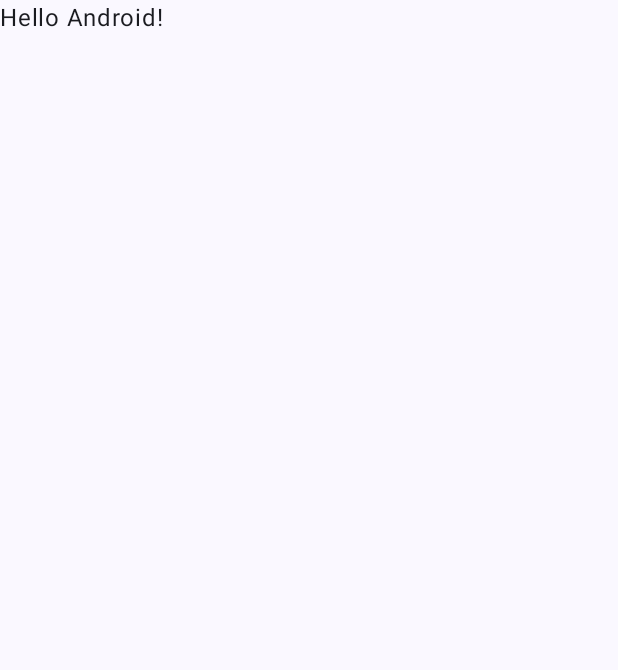
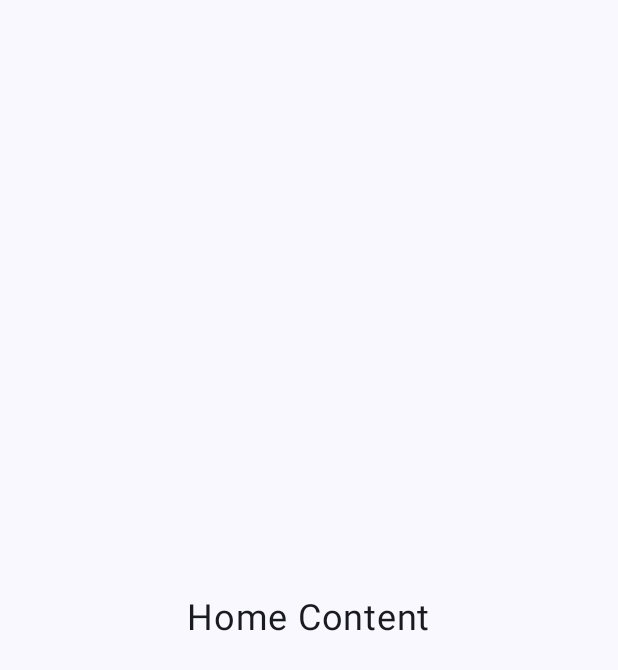
Before and after one commit to aliozdemirao/Radikal, an Android app built with Jetpack Compose: the screen it shows after launch (MainActivity), on a phone screen of 412 x 824 dp. Before the commit the part shown is almost empty. Shown: the top 670 px of the screen. Run offline under Robolectric (Android 15) with nearby library versions, the phone set to English and light mode, and no system bars; our stand-ins replace Dagger/Hilt's generated code.

Commit message:
Create basic navigation graph structure
This commit introduces the basic structure for navigation within the app using Jetpack Compose Navigation.

Key changes:
- Created a `Screen` sealed interface to define serializable navigation destinations: `Home`, `Search`, `Bookmark`, and `Detail`.
- Implemented `NavigationGraph.kt` which sets up the `NavHost` and defines composable routes for each screen.
- Added placeholder composable functions (`HomeScreen`, `SearchScreen`, `BookmarkScreen`, `DetailScreen`) for each destination, each displaying a simple text.
- Integrated the `NavigationGraph` into `MainActivity`, setting `Home` as the start destination.
- Removed the placeholder `Greeting` composable from `MainActivity`.

```diff
--- /dev/null
+++ b/app/src/main/java/com/aliozdemir/radikal/navigation/NavigationGraph.kt
@@ -0,0 +1,49 @@
+package com.aliozdemir.radikal.navigation
+
+import androidx.compose.runtime.Composable
+import androidx.compose.ui.Modifier
+import androidx.navigation.NavHostController
+import androidx.navigation.compose.NavHost
+import androidx.navigation.compose.composable
+import com.aliozdemir.radikal.navigation.Screen.Bookmark
+import com.aliozdemir.radikal.navigation.Screen.Detail
+import com.aliozdemir.radikal.navigation.Screen.Home
+import com.aliozdemir.radikal.navigation.Screen.Search
+import com.aliozdemir.radikal.ui.bookmark.BookmarkScreen
+import com.aliozdemir.radikal.ui.detail.DetailScreen
+import com.aliozdemir.radikal.ui.home.HomeScreen
+import com.aliozdemir.radikal.ui.search.SearchScreen
+
+@Composable
+fun NavigationGraph(
+    navController: NavHostController,
+    startDestination: Screen,
+    modifier: Modifier = Modifier,
+) {
+    NavHost(
+        modifier = modifier,
+        navController = navController,
+        startDestination = startDestination,
+    ) {
+        composable<Home> {
+            HomeScreen(
+
+            )
+        }
+        composable<Search> {
+            SearchScreen(
+
+            )
+        }
+        composable<Bookmark> {
+            BookmarkScreen(
+
+            )
+        }
+        composable<Detail> {
+            DetailScreen(
+
+            )
+        }
+    }
+}
--- /dev/null
+++ b/app/src/main/java/com/aliozdemir/radikal/navigation/Screen.kt
@@ -0,0 +1,17 @@
+package com.aliozdemir.radikal.navigation
+
+import kotlinx.serialization.Serializable
+
+sealed interface Screen {
+    @Serializable
+    data object Home : Screen
+
+    @Serializable
+    data object Search : Screen
+
+    @Serializable
+    data object Bookmark : Screen
+
+    @Serializable
+    data object Detail : Screen
+}
--- a/app/src/main/java/com/aliozdemir/radikal/ui/MainActivity.kt
+++ b/app/src/main/java/com/aliozdemir/radikal/ui/MainActivity.kt
@@ -7,10 +7,10 @@ import androidx.activity.enableEdgeToEdge
 import androidx.compose.foundation.layout.fillMaxSize
 import androidx.compose.foundation.layout.padding
 import androidx.compose.material3.Scaffold
-import androidx.compose.material3.Text
-import androidx.compose.runtime.Composable
 import androidx.compose.ui.Modifier
-import androidx.compose.ui.tooling.preview.Preview
+import androidx.navigation.compose.rememberNavController
+import com.aliozdemir.radikal.navigation.NavigationGraph
+import com.aliozdemir.radikal.navigation.Screen.Home
 import com.aliozdemir.radikal.ui.theme.RadikalTheme
 import dagger.hilt.android.AndroidEntryPoint
 
@@ -21,29 +21,17 @@ class MainActivity : ComponentActivity() {
         enableEdgeToEdge()
         setContent {
             RadikalTheme {
+                val navController = rememberNavController()
+                val startDestination = Home
+
                 Scaffold(modifier = Modifier.fillMaxSize()) { innerPadding ->
-                    Greeting(
-                        name = "Android",
-                        modifier = Modifier.padding(innerPadding)
+                    NavigationGraph(
+                        navController = navController,
+                        startDestination = startDestination,
+                        modifier = Modifier.padding(innerPadding),
                     )
                 }
             }
         }
     }
 }
-
-@Composable
-fun Greeting(name: String, modifier: Modifier = Modifier) {
-    Text(
-        text = "Hello $name!",
-        modifier = modifier
-    )
-}
-
-@Preview(showBackground = true)
-@Composable
-fun GreetingPreview() {
-    RadikalTheme {
-        Greeting("Android")
-    }
-}
--- /dev/null
+++ b/app/src/main/java/com/aliozdemir/radikal/ui/home/HomeScreen.kt
@@ -0,0 +1,38 @@
+package com.aliozdemir.radikal.ui.home
+
+import androidx.compose.foundation.layout.Box
+import androidx.compose.foundation.layout.fillMaxSize
+import androidx.compose.material3.Text
+import androidx.compose.runtime.Composable
+import androidx.compose.ui.Alignment
+import androidx.compose.ui.Modifier
+import androidx.compose.ui.tooling.preview.Preview
+import androidx.compose.ui.unit.sp
+
+@Composable
+fun HomeScreen(
+
+) {
+    HomeContent()
+}
+
+@Composable
+fun HomeContent() {
+    Box(
+        modifier = Modifier.fillMaxSize(),
+        contentAlignment = Alignment.Center,
+    ) {
+        Text(
+            text = "Home Content",
+            fontSize = 24.sp,
+        )
+    }
+}
+
+@Preview(showBackground = true)
+@Composable
+fun HomeScreenPreview() {
+    HomeScreen(
+
+    )
+}
```
Also changed, not shown: app/src/main/java/com/aliozdemir/radikal/ui/bookmark/BookmarkScreen.kt (added, +38 -0 lines), app/src/main/java/com/aliozdemir/radikal/ui/detail/DetailScreen.kt (added, +38 -0 lines), app/src/main/java/com/aliozdemir/radikal/ui/search/SearchScreen.kt (added, +38 -0 lines).
